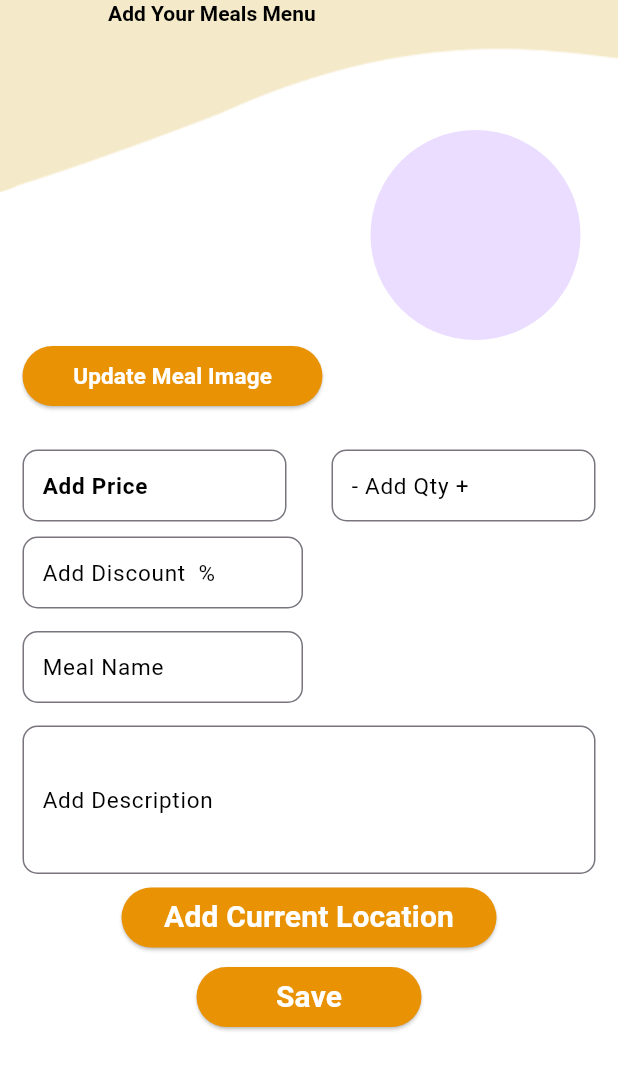
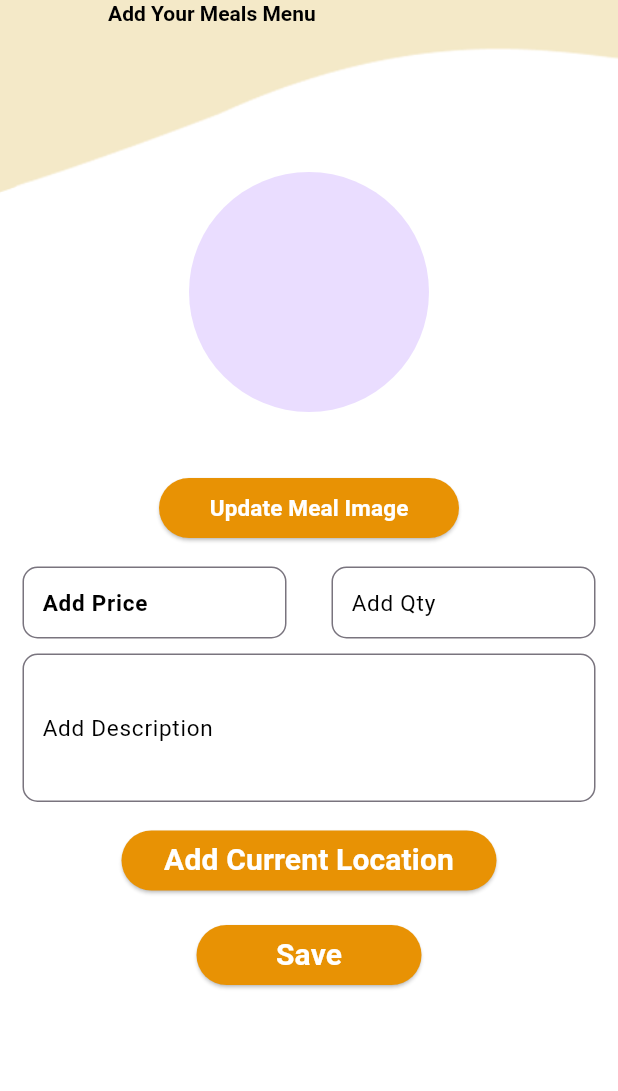
Before and after one commit to ssgamage/foodapp, a Flutter app: the FoodAddPage screen opened directly, on a phone screen of 412 x 824 dp, the part 56-1147 px from its top. Run offline on Flutter 3.47's test engine with Material 3 defaults, Android fonts, the phone set to English and light mode, and no system bars; our stand-ins replace cloud_firestore, firebase_auth, firebase_core; accounts and stored records are empty.

Commit message:
do some changes this page

```diff
--- a/lib/pages/sellerFlow/food_details_page.dart
+++ b/lib/pages/sellerFlow/food_details_page.dart
@@ -48,12 +48,12 @@ class FoodAddPage extends StatelessWidget {
             child: Column(
               children: <Widget>[
                 Align(
-                  alignment: Alignment.centerRight,
+                  alignment: Alignment.center,
                   child: Padding(
-                    padding: const EdgeInsets.only(right: 25.0),
+                    padding: const EdgeInsets.only(bottom: 40),
                     // Meal image
                     child: CircleAvatar(
-                      radius: 70,
+                      radius: 80,
                       // child: Image.asset('assets/images/your_meal_image.png'),
                     ),
                   ),
@@ -61,8 +61,6 @@ class FoodAddPage extends StatelessWidget {
 
                 // elevate 01
                 Container(
-                  padding: const EdgeInsets.symmetric(horizontal: 15),
-                  alignment: Alignment.centerLeft,
                   child: ElevatedButton(
                     onPressed: () {
                       // Add your action for the first button here
@@ -82,7 +80,7 @@ class FoodAddPage extends StatelessWidget {
                     ),
                   ),
                 ),
-                SizedBox(height: 25),
+                SizedBox(height: 15),
 
                 // Add Qty and Add Price TextFormFields
                 Row(
@@ -112,7 +110,7 @@ class FoodAddPage extends StatelessWidget {
                         padding: const EdgeInsets.symmetric(horizontal: 15),
                         child: TextFormField(
                           decoration: InputDecoration(
-                            labelText: ' - Add Qty + ',
+                            labelText: ' Add Qty ',
                             labelStyle: TextStyle(
                               color: CustomColor.textBlack,
                               fontWeight: FontWeight.normal,
@@ -129,50 +127,8 @@ class FoodAddPage extends StatelessWidget {
                   ],
                 ),
 
-                // Add discount text
+                // Add description text
                 const SizedBox(height: 10),
-                Padding(
-                  padding: const EdgeInsets.only(left: 15, right: 210),
-                  child: TextFormField(
-                    decoration: InputDecoration(
-                      labelText: ' Add Discount  %',
-                      labelStyle: TextStyle(
-                        color: CustomColor.textBlack,
-                        fontWeight: FontWeight.normal,
-                        fontSize: 15,
-                      ),
-                      border: OutlineInputBorder(
-                        borderRadius: BorderRadius.circular(10),
-                      ),
-                      contentPadding: const EdgeInsets.only(left: 5),
-                    ),
-                  ),
-                ),
-                SizedBox(height: 10),
-
-                // Add meal name text
-                const SizedBox(height: 5),
-                Padding(
-                  padding: const EdgeInsets.only(left: 15, right: 210),
-                  child: TextFormField(
-                    decoration: InputDecoration(
-                      labelText: ' Meal Name',
-                      labelStyle: TextStyle(
-                        color: CustomColor.textBlack,
-                        fontWeight: FontWeight.normal,
-                        fontSize: 15,
-                      ),
-                      border: OutlineInputBorder(
-                        borderRadius: BorderRadius.circular(10),
-                      ),
-                      contentPadding: const EdgeInsets.only(left: 5),
-                    ),
-                  ),
-                ),
-                SizedBox(height: 10),
-
-                // Add description text
-                const SizedBox(height: 5),
                 Padding(
                   padding: const EdgeInsets.symmetric(horizontal: 15),
                   child: TextFormField(
@@ -192,7 +148,7 @@ class FoodAddPage extends StatelessWidget {
                   ),
                 ),
 
-                SizedBox(height: 5),
+                SizedBox(height: 15),
 
                 // elevate 02
                 ElevatedButton(
@@ -218,7 +174,7 @@ class FoodAddPage extends StatelessWidget {
                   ),
                 ),
 
-                SizedBox(height: 5),
+                SizedBox(height: 15),
 
                 // elevate 03
                 ElevatedButton(
```
